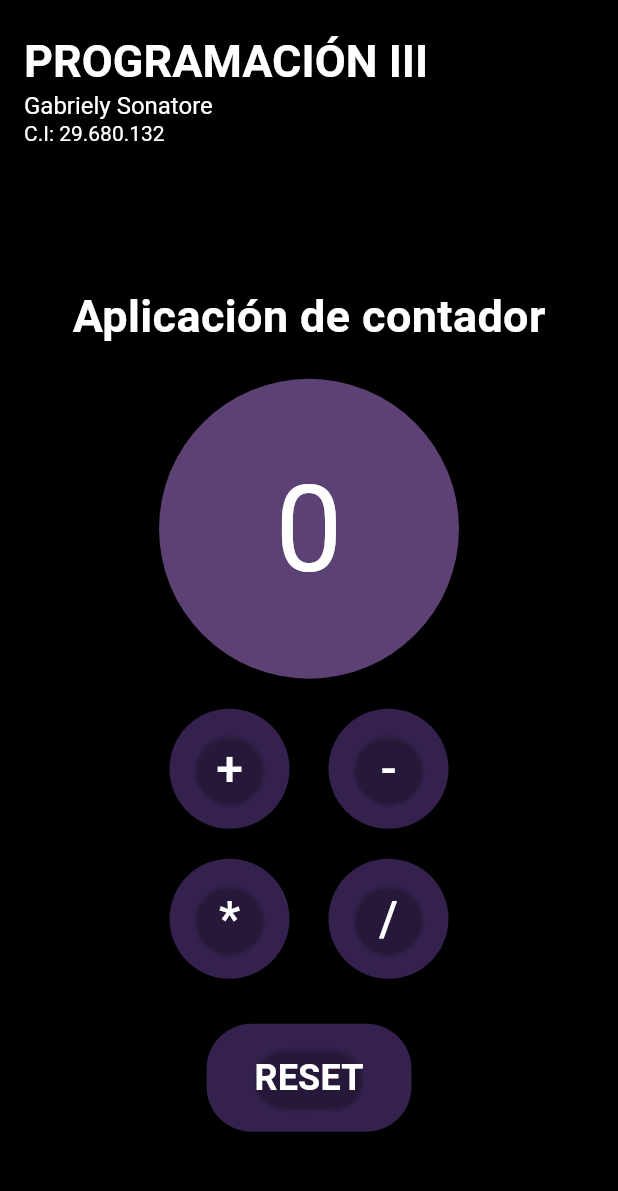
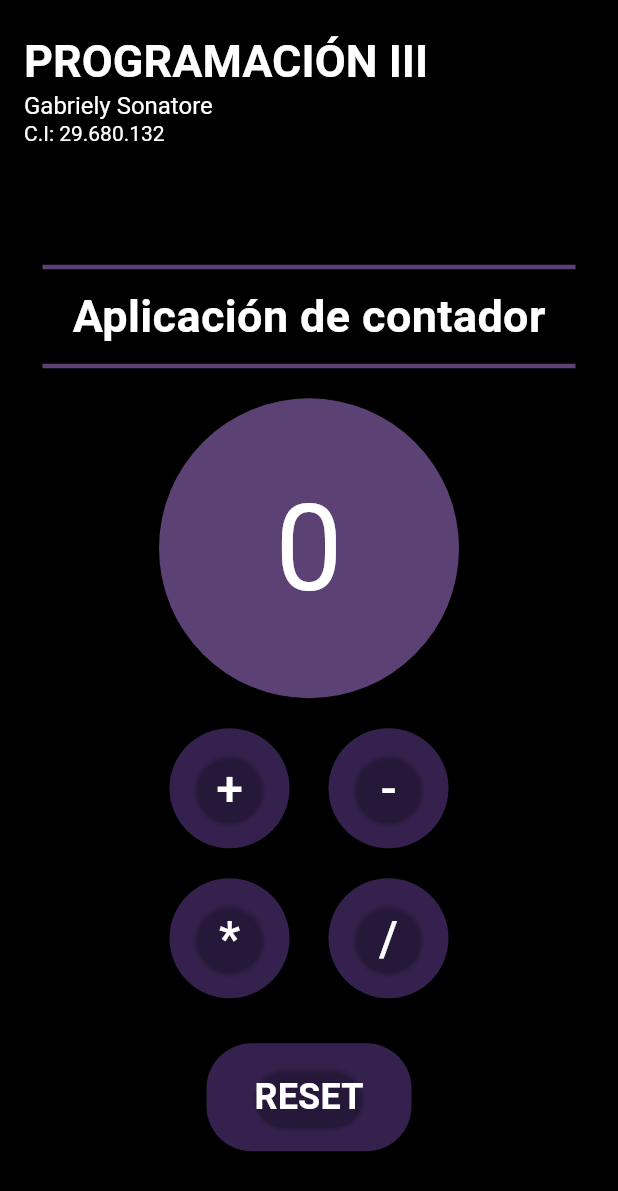
Before and after one commit to qabriely/Contador, a Flutter app: the screen it shows after launch, on a phone screen of 412 x 824 dp. Shown: the top 1191 px of the screen. Run offline on Flutter 3.47's test engine with Material 3 defaults, Android fonts, the phone set to English and light mode, and no system bars.

Commit message:
Visual contador

```diff
--- a/lib/contador.dart
+++ b/lib/contador.dart
@@ -45,15 +45,31 @@ class ContadorState extends State<Contador> {
     return Column(
       mainAxisAlignment: MainAxisAlignment.center,
       children: [
-        Text(
-          'Aplicación de contador',
-          style: TextStyle(
-            fontSize: 30,
-            fontWeight: FontWeight.bold,
-            color: Colors.white,
+        Container(
+          padding: const EdgeInsets.symmetric(vertical: 10, horizontal: 20),
+          decoration: BoxDecoration(
+            border: Border(
+              top: BorderSide(
+                color: Color(0xFF5C4274), // Color morado
+                width: 3, // Grosor de la línea superior
+              ),
+              bottom: BorderSide(
+                color: Color(0xFF5C4274), // Color morado
+                width: 3, // Grosor de la línea inferior
+              ),
+            ),
+          ),
+          child: Text(
+            'Aplicación de contador',
+            style: TextStyle(
+              fontSize: 30,
+              fontWeight: FontWeight.bold,
+              color: Colors.white,
+            ),
           ),
         ),
         const SizedBox(height: 20),
+
         // Contador
         Container(
           width: 200,
```
